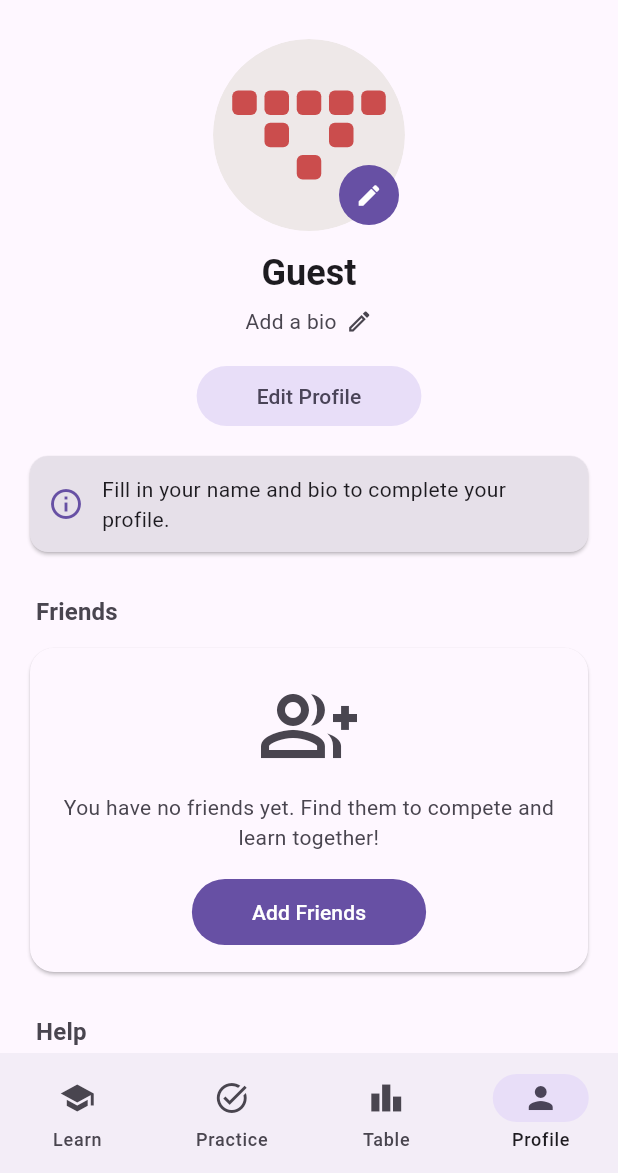
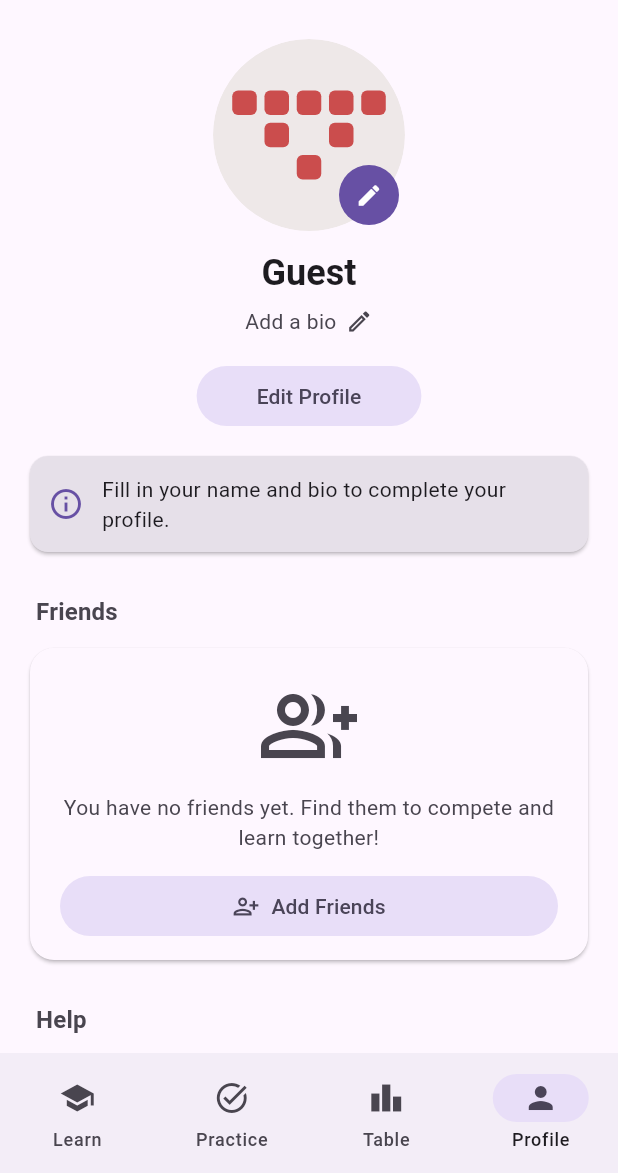
Before and after one commit to zhbforum/CodeForge, a Flutter app: the ProfilePage screen opened by its route, on a phone screen of 412 x 824 dp, the part 63-1236 px from its top. Run offline on Flutter 3.47's test engine with Material 3 defaults, Android fonts, the phone set to English and light mode, and no system bars; our stand-ins replace flutter_riverpod, flutter_svg, font_awesome_flutter, freezed_annotation, go_router, shared_preferences and 1 more; accounts and stored records are empty; network calls fail; project files that could hold a hidden picture were left out.

Commit message:
fix(profile): prevent bio overflow; make Friends button responsive
- Replace Row with Wrap for bio; center text, softWrap, maxLines=2, ellipsis
- Make bio tappable to open ProfileEditDialog
- FriendsCard: switch to FilledButton.tonalIcon, full-width (SizedBox.infinity),
  fixed height 40, StadiumBorder; copy/padding tidy-up
- Edit dialog: minor cleanups and consistent SnackBar formatting
- Validators: inline RegExp construction for readability

```diff
--- a/apps/mobile_app/lib/features/profile/presentation/pages/profile_page.dart
+++ b/apps/mobile_app/lib/features/profile/presentation/pages/profile_page.dart
@@ -112,7 +112,8 @@ class _ProfileHeader extends ConsumerWidget {
           imageUrl: avatarUrl,
           seed: seed,
           onEditAvatar: () {
-            // TODO(killursxlf): picker + upload в Supabase Storage + updateAvatar(url)
+            // TODO(killursxlf): picker + upload в
+            // Supabase Storage + updateAvatar(url)
           },
         ),
         const SizedBox(height: 12),
@@ -123,15 +124,21 @@ class _ProfileHeader extends ConsumerWidget {
         ),
         const SizedBox(height: 6),
         InkWell(
+          onTap: () => ProfileEditDialog.show(context),
           borderRadius: BorderRadius.circular(8),
-          child: Row(
-            mainAxisAlignment: MainAxisAlignment.center,
+          child: Wrap(
+            alignment: WrapAlignment.center,
+            crossAxisAlignment: WrapCrossAlignment.center,
+            spacing: 6,
             children: [
               Text(
                 bioText,
+                textAlign: TextAlign.center,
+                softWrap: true,
+                maxLines: 2,
+                overflow: TextOverflow.ellipsis,
                 style: text.bodyMedium?.copyWith(color: cs.onSurfaceVariant),
               ),
-              const SizedBox(width: 6),
               Icon(Icons.edit_outlined, size: 18, color: cs.onSurfaceVariant),
             ],
           ),
--- a/apps/mobile_app/lib/features/profile/presentation/widgets/friends_card.dart
+++ b/apps/mobile_app/lib/features/profile/presentation/widgets/friends_card.dart
@@ -7,12 +7,13 @@ class FriendsCard extends StatelessWidget {
   Widget build(BuildContext context) {
     final cs = Theme.of(context).colorScheme;
     final text = Theme.of(context).textTheme;
+
     return Card(
       color: Theme.of(context).brightness == Brightness.dark
           ? cs.surfaceContainerHighest
           : cs.surface,
+      shape: RoundedRectangleBorder(borderRadius: BorderRadius.circular(16)),
       clipBehavior: Clip.antiAlias,
-      shape: RoundedRectangleBorder(borderRadius: BorderRadius.circular(16)),
       child: Padding(
         padding: const EdgeInsets.fromLTRB(20, 20, 20, 16),
         child: Column(
@@ -24,17 +25,23 @@ class FriendsCard extends StatelessWidget {
             ),
             const SizedBox(height: 12),
             Text(
-              'You have no friends yet. '
-              'Find them to compete and learn together!',
+              'You have no friends yet. Find them to compete and learn together!',
               textAlign: TextAlign.center,
               style: text.bodyMedium?.copyWith(color: cs.onSurfaceVariant),
             ),
             const SizedBox(height: 16),
-            FilledButton(
-              onPressed: () {},
-              child: const Padding(
-                padding: EdgeInsets.symmetric(horizontal: 16, vertical: 12),
-                child: Text('Add Friends'),
+
+            SizedBox(
+              width: double.infinity,
+              height: 40,
+              child: FilledButton.tonalIcon(
+                onPressed: () {},
+                icon: const Icon(Icons.person_add_alt_1_outlined),
+                label: const Text('Add Friends'),
+                style: FilledButton.styleFrom(
+                  shape: const StadiumBorder(),
+                  padding: const EdgeInsets.symmetric(horizontal: 16),
+                ),
               ),
             ),
           ],
--- a/apps/mobile_app/lib/features/profile/utils/profile_validators.dart
+++ b/apps/mobile_app/lib/features/profile/utils/profile_validators.dart
@@ -16,9 +16,7 @@ class ProfileValidators {
     final name = raw.trim().replaceAll(RegExp(r'\s+'), ' ');
     if (name.isEmpty) return 'Name is required';
     if (name.length > nameMax) return 'Max $nameMax characters';
-    if (!RegExp('^${nameAllowed.pattern}+\$',
-            unicode: true)
-        .hasMatch(name)) {
+    if (!RegExp('^${nameAllowed.pattern}+\$', unicode: true).hasMatch(name)) {
       return "Only letters, numbers, spaces, '.', '-' and \"'\"";
     }
     return null;
```
Also changed, not shown: apps/mobile_app/lib/features/profile/presentation/widgets/profile_edit_dialog.dart (+7 -16 lines).
